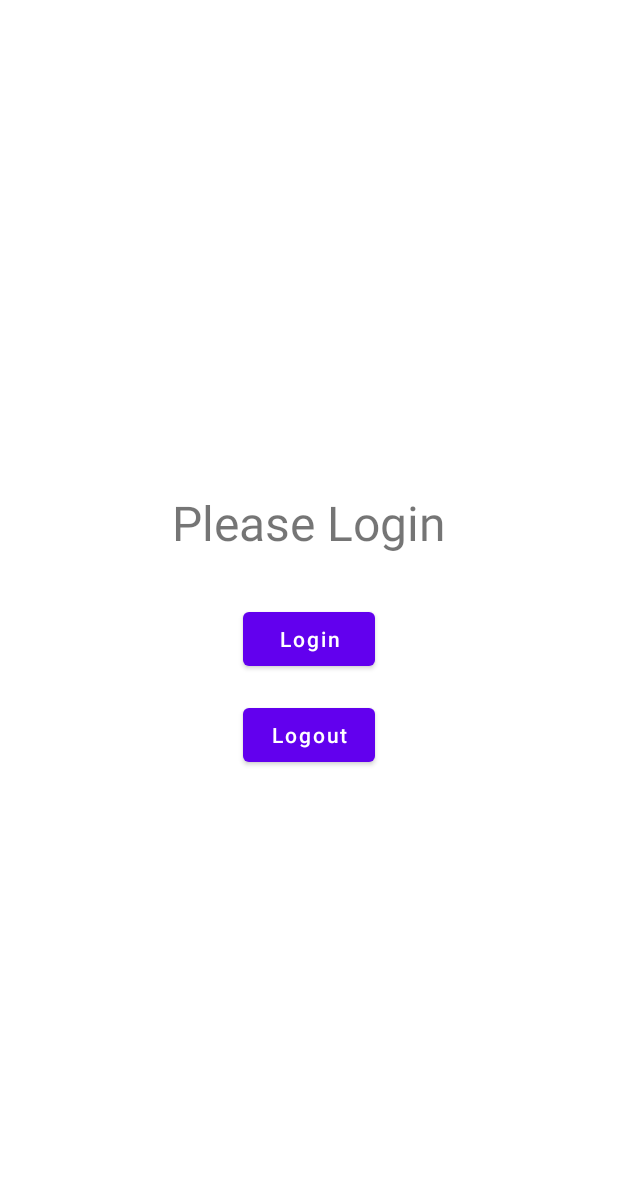
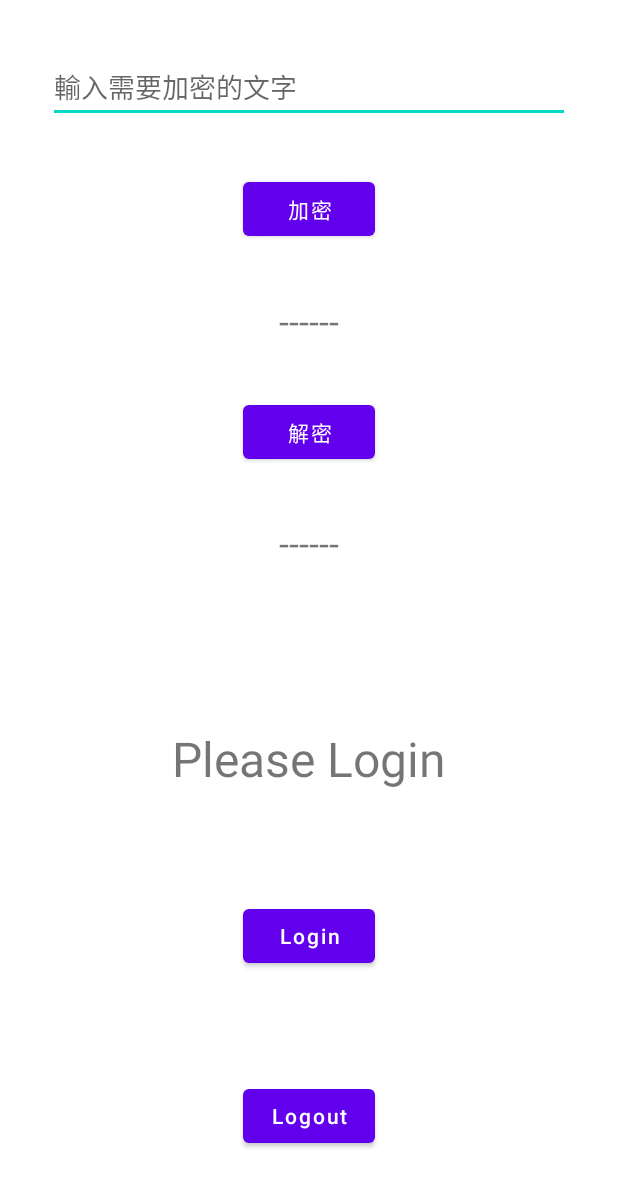
Before and after one commit to KenGuerrilla/AndroidBiometricLab, an Android app: the layout activity_main.xml on its own in the app's theme, with its tools: preview values and no code run, on a phone screen of 412 x 824 dp. Shown: the top 1187 px of the screen. Run offline under Robolectric (Android 15) with nearby library versions, the phone set to English and light mode, and no system bars.

Commit message:
加密功能完成，解密尚有問題

```diff
--- a/app/src/main/res/layout/activity_main.xml
+++ b/app/src/main/res/layout/activity_main.xml
@@ -6,44 +6,110 @@
     android:layout_height="match_parent"
     tools:context=".MainActivity">
 
+    <EditText
+        android:id="@+id/etInput"
+        android:layout_width="match_parent"
+        android:layout_height="wrap_content"
+        android:layout_marginHorizontal="32dp"
+        android:maxLines="1"
+        android:inputType="textPersonName"
+        android:hint="輸入需要加密的文字"
+        app:layout_constraintTop_toTopOf="parent"
+        app:layout_constraintStart_toStartOf="parent"
+        app:layout_constraintEnd_toEndOf="parent"
+        app:layout_constraintBottom_toTopOf="@id/btEncrypt"/>
+
+    <Button
+        android:id="@+id/btEncrypt"
+        android:layout_width="wrap_content"
+        android:layout_height="wrap_content"
+        android:text="加密"
+        app:layout_constraintStart_toStartOf="parent"
+        app:layout_constraintEnd_toEndOf="parent"
+        app:layout_constraintBottom_toTopOf="@+id/tvEncryptOutput"
+        app:layout_constraintTop_toBottomOf="@+id/etInput"
+        tools:layout_editor_absoluteX="161dp" />
+
+    <TextView
+        android:id="@+id/tvEncryptOutput"
+        android:layout_width="wrap_content"
+        android:layout_height="wrap_content"
+        android:textSize="24sp"
+        android:text="------"
+        app:layout_constraintTop_toBottomOf="@id/btEncrypt"
+        app:layout_constraintStart_toStartOf="parent"
+        app:layout_constraintEnd_toEndOf="parent"
+        app:layout_constraintBottom_toTopOf="@id/btDecrypt"
+        />
+
+    <Button
+        android:id="@+id/btDecrypt"
+        android:layout_width="wrap_content"
+        android:layout_height="wrap_content"
+        android:text="解密"
+        app:layout_constraintTop_toBottomOf="@id/tvEncryptOutput"
+        app:layout_constraintStart_toStartOf="parent"
+        app:layout_constraintEnd_toEndOf="parent"
+        app:layout_constraintBottom_toTopOf="@id/tvDecryptOutput"
+        />
+
+    <TextView
+        android:id="@+id/tvDecryptOutput"
+        android:layout_width="wrap_content"
+        android:layout_height="wrap_content"
+        android:textSize="24sp"
+        android:text="------"
+        app:layout_constraintTop_toBottomOf="@id/btDecrypt"
+        app:layout_constraintStart_toStartOf="parent"
+        app:layout_constraintEnd_toEndOf="parent"
+        app:layout_constraintBottom_toTopOf="@id/glCenter"
+        />
+
+
+
+
+    <androidx.constraintlayout.widget.Guideline
+        android:id="@+id/glCenter"
+        android:layout_width="match_parent"
+        android:layout_height="match_parent"
+        android:orientation="horizontal"
+        app:layout_constraintGuide_percent="0.5"/>
 
     <TextView
         android:id="@+id/tvStatus"
         android:layout_width="wrap_content"
         android:layout_height="wrap_content"
+        android:layout_marginVertical="32dp"
         android:text="Please Login"
         android:textSize="32sp"
-        android:layout_marginVertical="32dp"
         app:layout_constraintStart_toStartOf="parent"
         app:layout_constraintEnd_toEndOf="parent"
         app:layout_constraintBottom_toTopOf="@+id/btLogin"
-        app:layout_constraintTop_toTopOf="parent"
-        app:layout_constraintVertical_chainStyle="packed"
+        app:layout_constraintTop_toTopOf="@+id/glCenter"
         tools:layout_editor_absoluteX="114dp" />
 
     <Button
         android:id="@+id/btLogin"
         android:layout_width="wrap_content"
         android:layout_height="wrap_content"
+        android:layout_marginBottom="16dp"
         android:text="Login"
         android:textAllCaps="false"
         app:layout_constraintStart_toStartOf="parent"
         app:layout_constraintEnd_toEndOf="parent"
         app:layout_constraintBottom_toTopOf="@+id/btLogout"
-        app:layout_constraintTop_toBottomOf="@+id/tvStatus"
-        tools:layout_editor_absoluteX="161dp" />
+        app:layout_constraintTop_toBottomOf="@id/tvStatus" />
 
     <Button
         android:id="@+id/btLogout"
         android:layout_width="wrap_content"
         android:layout_height="wrap_content"
+        android:layout_marginVertical="16dp"
         android:text="Logout"
         android:textAllCaps="false"
-        android:layout_marginVertical="16dp"
         app:layout_constraintStart_toStartOf="parent"
         app:layout_constraintEnd_toEndOf="parent"
         app:layout_constraintBottom_toBottomOf="parent"
-        app:layout_constraintTop_toBottomOf="@+id/btLogin"
-        tools:layout_editor_absoluteX="161dp" />
+        app:layout_constraintTop_toBottomOf="@id/btLogin" />
 
 </androidx.constraintlayout.widget.ConstraintLayout>
```
Also changed, not shown: app/src/main/java/com/example/biometricbyfingerprintdemo/MainActivity.kt (+21 -0 lines), app/src/main/java/com/example/biometricbyfingerprintdemo/MainViewModel.kt (+17 -6 lines), app/src/main/java/com/example/biometricbyfingerprintdemo/cryptography/CryptographicTools.kt (added, +110 -0 lines).
